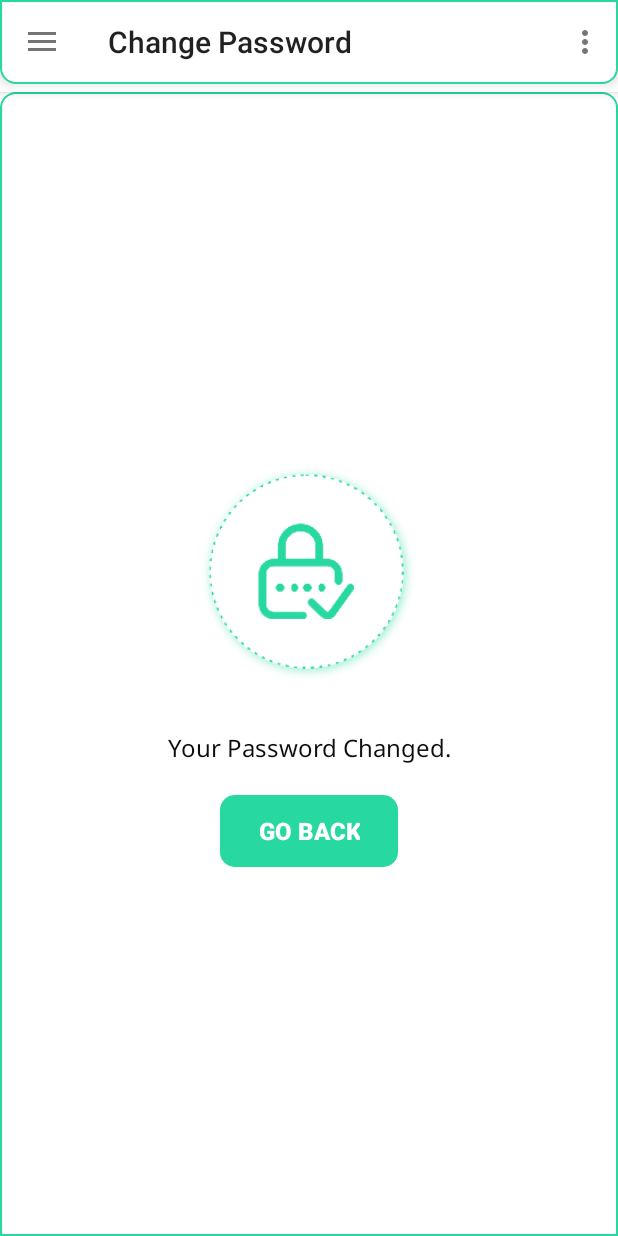
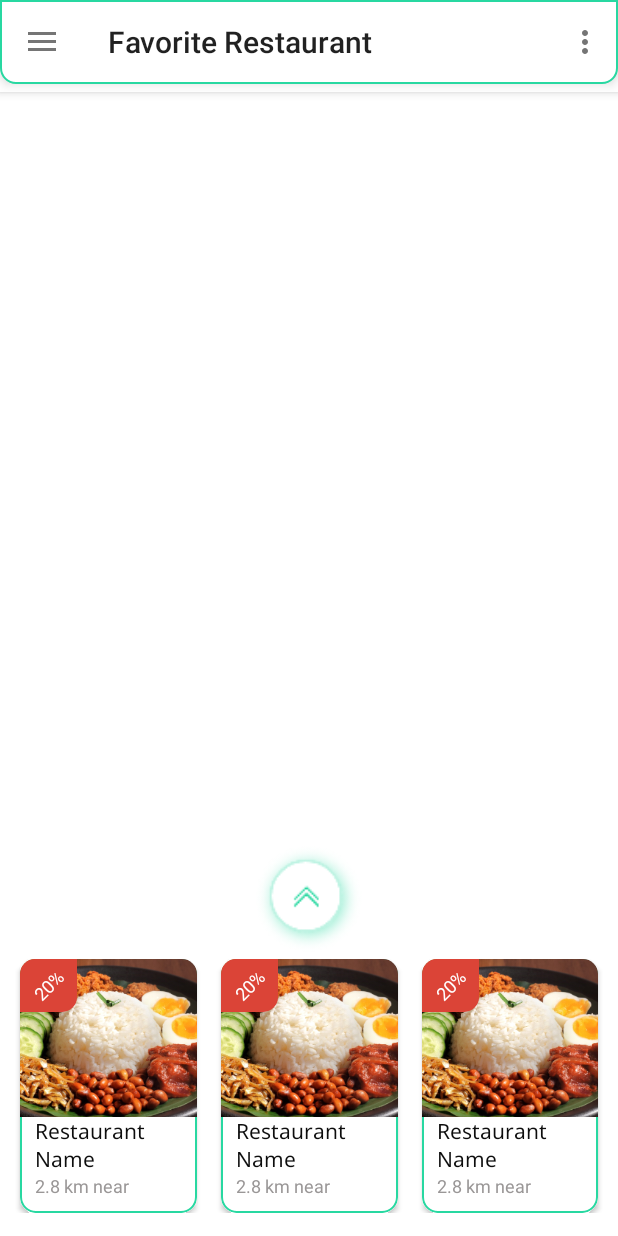
Before and after one commit to Dotapks/Bangladeshi-Restaurant-App, an Android app: the screen it shows after launch (MainActivity), on a phone screen of 412 x 824 dp. Run offline under Robolectric (Android 15) with nearby library versions, the light colour scheme and no system bars; our stand-ins replace navigation-ui.

Commit message:
fragment_chat included

```diff
--- a/app/src/main/java/com/mahin/bangladeshirestaurantapp/ui/home/HomeFragment.kt
+++ b/app/src/main/java/com/mahin/bangladeshirestaurantapp/ui/home/HomeFragment.kt
@@ -21,7 +21,7 @@ class HomeFragment : Fragment() {
     ): View? {
         homeViewModel =
                 ViewModelProviders.of(this).get(HomeViewModel::class.java)
-        val root = inflater.inflate(R.layout.fragment_password_done, container, false)
+        val root = inflater.inflate(R.layout.fragment_home, container, false)
         return root
     }
 }
--- a/app/src/main/java/com/mahin/bangladeshirestaurantapp/ui/slideshow/SlideshowFragment.kt
+++ b/app/src/main/java/com/mahin/bangladeshirestaurantapp/ui/slideshow/SlideshowFragment.kt
@@ -4,9 +4,7 @@ import android.os.Bundle
 import android.view.LayoutInflater
 import android.view.View
 import android.view.ViewGroup
-import android.widget.TextView
 import androidx.fragment.app.Fragment
-import androidx.lifecycle.Observer
 import androidx.lifecycle.ViewModelProviders
 import com.mahin.bangladeshirestaurantapp.R
 
@@ -21,7 +19,7 @@ class SlideshowFragment : Fragment() {
     ): View? {
         slideshowViewModel =
                 ViewModelProviders.of(this).get(SlideshowViewModel::class.java)
-        val root = inflater.inflate(R.layout.fragment_slideshow, container, false)
+        val root = inflater.inflate(R.layout.fragment_terms_conditions, container, false)
         return root
     }
 }
--- a/app/src/main/res/layout/fragment_home.xml
+++ b/app/src/main/res/layout/fragment_home.xml
@@ -4,22 +4,29 @@ xmlns:app="http://schemas.android.com/apk/res-auto"
 xmlns:tools="http://schemas.android.com/tools"
 android:layout_width="match_parent"
 android:layout_height="match_parent">
-<!--    tools:context=".ui.home.HomeFragment"-->
-    <LinearLayout
-        android:layout_width="0dp"
+
+    <GridLayout
+        android:id="@+id/gridLayout"
+        android:layout_width="match_parent"
         android:layout_height="wrap_content"
-        android:layout_marginBottom="20dp"
-        android:gravity="center"
-        android:orientation="horizontal"
+        android:layout_marginBottom="15dp"
+        android:alignmentMode="alignMargins"
+        android:columnCount="3"
+        android:columnOrderPreserved="false"
+        android:paddingLeft="5dp"
+        android:paddingRight="5dp"
         app:layout_constraintBottom_toBottomOf="parent"
         app:layout_constraintEnd_toEndOf="parent"
-        app:layout_constraintStart_toStartOf="parent"
-        tools:ignore="MissingConstraints">
+        app:layout_constraintStart_toStartOf="parent">
 
         <androidx.cardview.widget.CardView
-            android:layout_width="wrap_content"
-            android:layout_height="match_parent"
-            android:layout_margin="10dp"
+            android:layout_width="0dp"
+            android:layout_height="wrap_content"
+            android:layout_rowWeight="1"
+            android:layout_columnWeight="1"
+            android:layout_marginLeft="8dp"
+            android:layout_marginRight="8dp"
+            android:elevation="3dp"
             app:cardCornerRadius="10dp">
 
             <androidx.constraintlayout.widget.ConstraintLayout
@@ -30,13 +37,13 @@ android:layout_height="match_parent">
 
                 <ImageView
                     android:id="@+id/imageView4"
-                    android:layout_width="wrap_content"
-                    android:layout_height="wrap_content"
+                    android:layout_width="0dp"
+                    android:layout_height="105dp"
                     android:scaleType="centerCrop"
                     app:layout_constraintEnd_toEndOf="parent"
                     app:layout_constraintStart_toStartOf="parent"
                     app:layout_constraintTop_toTopOf="parent"
-                    app:srcCompat="@drawable/food" />
+                    app:srcCompat="@drawable/food_lg" />
 
                 <TextView
                     android:id="@+id/textView7"
@@ -45,7 +52,7 @@ android:layout_height="match_parent">
                     android:fontFamily="@font/noto_sans"
                     android:paddingLeft="10dp"
                     android:paddingRight="10dp"
-                    android:text="TextView"
+                    android:text="Restaurant Name"
                     android:textColor="@color/colorAccent"
                     android:textSize="14sp"
                     app:layout_constraintEnd_toEndOf="parent"
@@ -57,7 +64,7 @@ android:layout_height="match_parent">
                     android:layout_height="wrap_content"
                     android:paddingLeft="10dp"
                     android:paddingRight="10dp"
-                    android:text="TextView"
+                    android:text="2.8 km near"
                     android:textColor="#9A9797"
                     android:textSize="12sp"
                     app:layout_constraintEnd_toEndOf="parent"
@@ -81,15 +88,21 @@ android:layout_height="match_parent">
                         android:rotation="-45"
                         android:text="20%"
                         android:textColor="#ffffff"
-                        android:textSize="11sp" />
+                        android:textSize="12sp" />
+
                 </LinearLayout>
+
             </androidx.constraintlayout.widget.ConstraintLayout>
         </androidx.cardview.widget.CardView>
 
         <androidx.cardview.widget.CardView
-            android:layout_width="wrap_content"
-            android:layout_height="match_parent"
-            android:layout_margin="10dp"
+            android:layout_width="0dp"
+            android:layout_height="wrap_content"
+            android:layout_rowWeight="1"
+            android:layout_columnWeight="1"
+            android:layout_marginLeft="8dp"
+            android:layout_marginRight="8dp"
+            android:elevation="3dp"
             app:cardCornerRadius="10dp">
 
             <androidx.constraintlayout.widget.ConstraintLayout
@@ -99,43 +112,43 @@ android:layout_height="match_parent">
                 android:paddingBottom="10dp">
 
                 <ImageView
-                    android:id="@+id/imageView5"
-                    android:layout_width="wrap_content"
-                    android:layout_height="wrap_content"
+                    android:id="@+id/imageView4"
+                    android:layout_width="0dp"
+                    android:layout_height="105dp"
                     android:scaleType="centerCrop"
                     app:layout_constraintEnd_toEndOf="parent"
                     app:layout_constraintStart_toStartOf="parent"
                     app:layout_constraintTop_toTopOf="parent"
-                    app:srcCompat="@drawable/food" />
+                    app:srcCompat="@drawable/food_lg" />
 
                 <TextView
-                    android:id="@+id/textView8"
+                    android:id="@+id/textView7"
                     android:layout_width="0dp"
                     android:layout_height="wrap_content"
                     android:fontFamily="@font/noto_sans"
                     android:paddingLeft="10dp"
                     android:paddingRight="10dp"
-                    android:text="TextView"
+                    android:text="Restaurant Name"
                     android:textColor="@color/colorAccent"
                     android:textSize="14sp"
                     app:layout_constraintEnd_toEndOf="parent"
                     app:layout_constraintStart_toStartOf="parent"
-                    app:layout_constraintTop_toBottomOf="@+id/imageView5" />
+                    app:layout_constraintTop_toBottomOf="@+id/imageView4" />
 
                 <TextView
                     android:layout_width="0dp"
                     android:layout_height="wrap_content"
                     android:paddingLeft="10dp"
                     android:paddingRight="10dp"
-                    android:text="TextView"
+                    android:text="2.8 km near"
                     android:textColor="#9A9797"
                     android:textSize="12sp"
                     app:layout_constraintEnd_toEndOf="parent"
                     app:layout_constraintStart_toStartOf="parent"
-                    app:layout_constraintTop_toBottomOf="@+id/textView8" />
+                    app:layout_constraintTop_toBottomOf="@+id/textView7" />
 
                 <LinearLayout
-                    android:id="@+id/linearLayout2"
+                    android:id="@+id/linearLayout"
                     android:layout_width="wrap_content"
                     android:layout_height="wrap_content"
 
@@ -151,15 +164,21 @@ android:layout_height="match_parent">
                         android:rotation="-45"
                         android:text="20%"
                         android:textColor="#ffffff"
-                        android:textSize="11sp" />
+                        android:textSize="12sp" />
+
                 </LinearLayout>
+
             </androidx.constraintlayout.widget.ConstraintLayout>
         </androidx.cardview.widget.CardView>
 
         <androidx.cardview.widget.CardView
-            android:layout_width="wrap_content"
-            android:layout_height="match_parent"
-            android:layout_margin="10dp"
+            android:layout_width="0dp"
+            android:layout_height="wrap_content"
+            android:layout_rowWeight="1"
+            android:layout_columnWeight="1"
+            android:layout_marginLeft="8dp"
+            android:layout_marginRight="8dp"
+            android:elevation="3dp"
             app:cardCornerRadius="10dp">
 
             <androidx.constraintlayout.widget.ConstraintLayout
@@ -169,46 +188,47 @@ android:layout_height="match_parent">
                 android:paddingBottom="10dp">
 
                 <ImageView
-                    android:id="@+id/imageView6"
-                    android:layout_width="wrap_content"
-                    android:layout_height="wrap_content"
+                    android:id="@+id/imageView4"
+                    android:layout_width="0dp"
+                    android:layout_height="105dp"
                     android:scaleType="centerCrop"
                     app:layout_constraintEnd_toEndOf="parent"
                     app:layout_constraintStart_toStartOf="parent"
                     app:layout_constraintTop_toTopOf="parent"
-                    app:srcCompat="@drawable/food" />
+                    app:srcCompat="@drawable/food_lg" />
 
                 <TextView
-                    android:id="@+id/textView10"
+                    android:id="@+id/textView7"
                     android:layout_width="0dp"
                     android:layout_height="wrap_content"
                     android:fontFamily="@font/noto_sans"
                     android:paddingLeft="10dp"
                     android:paddingRight="10dp"
-                    android:text="TextView"
+                    android:text="Restaurant Name"
                     android:textColor="@color/colorAccent"
                     android:textSize="14sp"
                     app:layout_constraintEnd_toEndOf="parent"
                     app:layout_constraintStart_toStartOf="parent"
-                    app:layout_constraintTop_toBottomOf="@+id/imageView6" />
+                    app:layout_constraintTop_toBottomOf="@+id/imageView4" />
 
                 <TextView
                     android:layout_width="0dp"
                     android:layout_height="wrap_content"
                     android:paddingLeft="10dp"
                     android:paddingRight="10dp"
-                    android:text="TextView"
+                    android:text="2.8 km near"
                     android:textColor="#9A9797"
                     android:textSize="12sp"
                     app:layout_constraintEnd_toEndOf="parent"
                     app:layout_constraintStart_toStartOf="parent"
-                    app:layout_constraintTop_toBottomOf="@+id/textView10" />
+                    app:layout_constraintTop_toBottomOf="@+id/textView7" />
 
                 <LinearLayout
+                    android:id="@+id/linearLayout"
                     android:layout_width="wrap_content"
                     android:layout_height="wrap_content"
+
                     android:background="@drawable/shap_bg_discount"
-
                     app:layout_constraintStart_toStartOf="parent"
                     app:layout_constraintTop_toTopOf="parent">
 
@@ -220,11 +240,25 @@ android:layout_height="match_parent">
                         android:rotation="-45"
                         android:text="20%"
                         android:textColor="#ffffff"
-                        android:textSize="11sp" />
+                        android:textSize="12sp" />
+
                 </LinearLayout>
+
             </androidx.constraintlayout.widget.ConstraintLayout>
         </androidx.cardview.widget.CardView>
-    </LinearLayout>
+
+    </GridLayout>
+
+    <ImageButton
+        android:id="@+id/imageButton2"
+        android:layout_width="80dp"
+        android:layout_height="80dp"
+        android:background="@android:color/transparent"
+        android:scaleType="centerCrop"
+        app:layout_constraintBottom_toTopOf="@+id/gridLayout"
+        app:layout_constraintEnd_toEndOf="parent"
+        app:layout_constraintStart_toStartOf="parent"
+        app:srcCompat="@drawable/icon_arrow_up" />
 
 
 </androidx.constraintlayout.widget.ConstraintLayout>
--- a/app/src/main/res/layout/fragment_slideshow.xml
+++ b/app/src/main/res/layout/fragment_terms_conditions.xml
@@ -1,5 +1,6 @@
 <?xml version="1.0" encoding="utf-8"?>
-<androidx.constraintlayout.widget.ConstraintLayout xmlns:android="http://schemas.android.com/apk/res/android"
+<androidx.constraintlayout.widget.ConstraintLayout
+    xmlns:android="http://schemas.android.com/apk/res/android"
     xmlns:app="http://schemas.android.com/apk/res-auto"
     xmlns:tools="http://schemas.android.com/tools"
     android:layout_width="match_parent"
--- a/app/src/main/res/navigation/mobile_navigation.xml
+++ b/app/src/main/res/navigation/mobile_navigation.xml
@@ -39,5 +39,5 @@
         android:id="@+id/nav_slideshow"
         android:name="com.mahin.bangladeshirestaurantapp.ui.slideshow.SlideshowFragment"
         android:label="@string/terms"
-        tools:layout="@layout/fragment_slideshow" />
+        tools:layout="@layout/fragment_terms_conditions" />
 </navigation>
--- a/app/src/main/res/values/strings.xml
+++ b/app/src/main/res/values/strings.xml
@@ -7,7 +7,7 @@
     <string name="nav_header_desc">Navigation header</string>
     <string name="action_settings">Settings</string>
 
-    <string name="favorite">Change Password</string>
+    <string name="favorite">Favorite Restaurant</string>
     <string name="help">Help &amp; Support</string>
     <string name="terms">Terms &amp; Condition</string>
 
```
Also changed, not shown: app/src/main/res/drawable/shap_chat_left.xml (added, +10 -0 lines), app/src/main/res/drawable/shap_chat_right.xml (added, +8 -0 lines), app/src/main/res/layout/fragment_chat.xml (+19 -12 lines), app/src/main/res/layout/fragment_map.xml (deleted, +0 -242 lines).
